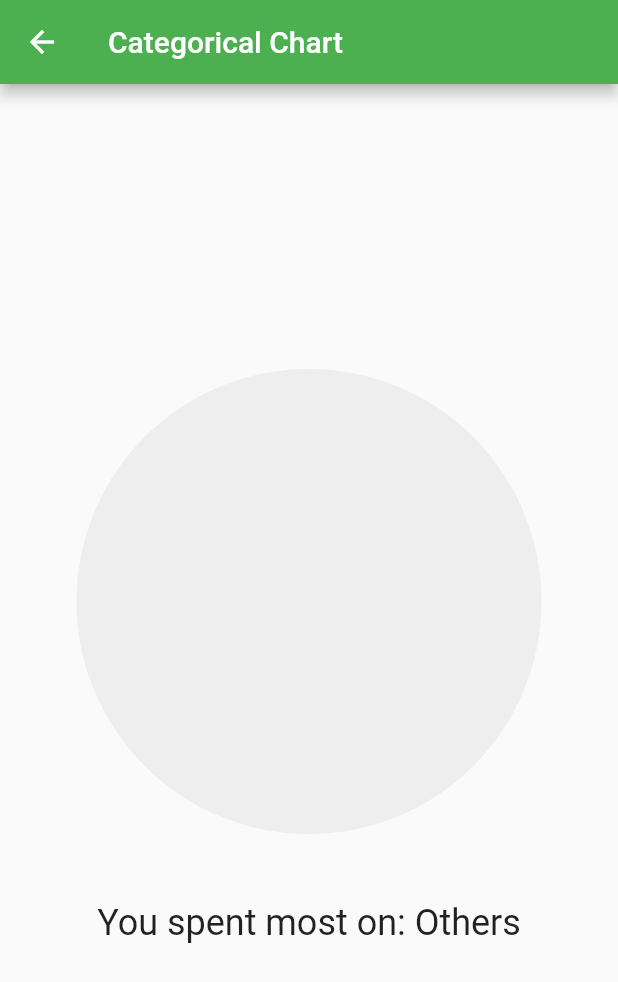
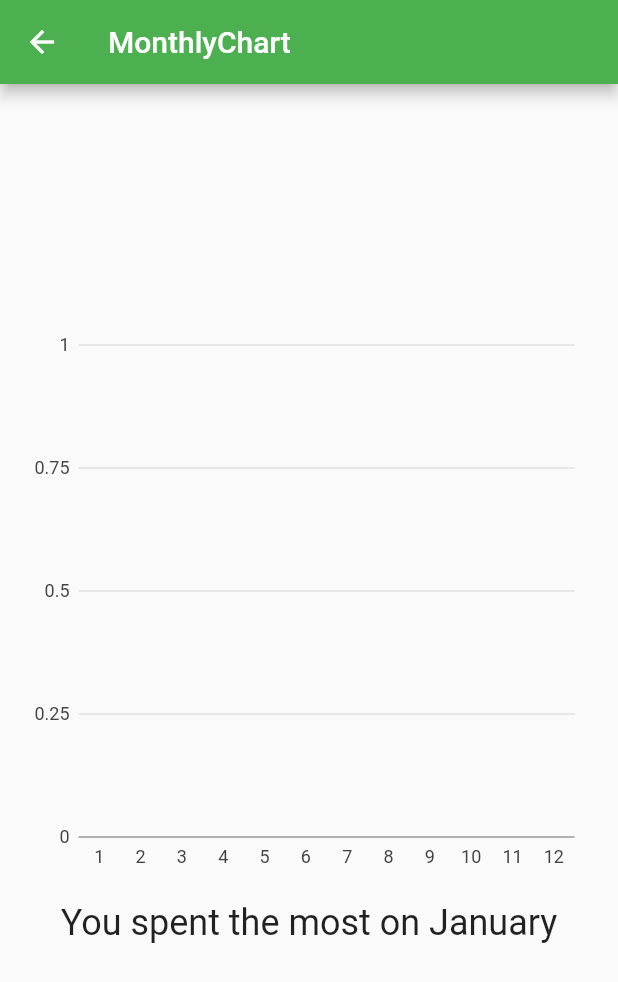
Before and after one commit to yousifm/vault, a Flutter app: the ChartScreen screen opened by its route, on a phone screen of 412 x 824 dp. Shown: the top 982 px of the screen. Run offline on Flutter 3.47's test engine with Material 2 defaults, Android fonts, the phone set to English and light mode, and no system bars; our stand-ins replace charts_flutter; network calls fail.

Commit message:
monthly chart

```diff
--- a/lib/screens/analysis_screen.dart
+++ b/lib/screens/analysis_screen.dart
@@ -28,19 +28,24 @@ class AnalysisScreen extends StatelessWidget {
                     text: "Categorical Graph",
                     isSelected: false,
                     onPressed: () {
-                      print("oi");
-                      Navigator.of(context).pushNamed(ChartScreen.routeName);
+                      Navigator.of(context).pushNamed(ChartScreen.routeName,
+                          arguments: ChartType.CATEGORICAL);
                     }),
                 Column(
                   mainAxisSize: MainAxisSize.min,
                   children: <Widget>[
                     AnalysisCardItem(
-                        height: MediaQuery.of(context).size.height * 0.175,
-                        width: MediaQuery.of(context).size.width * 0.425,
-                        icon: Icons.insert_chart,
-                        text: "Monthly Expenditure",
-                        iconSize: 50,
-                        isSelected: false),
+                      height: MediaQuery.of(context).size.height * 0.175,
+                      width: MediaQuery.of(context).size.width * 0.425,
+                      icon: Icons.insert_chart,
+                      text: "Monthly Expenditure",
+                      iconSize: 50,
+                      isSelected: false,
+                      onPressed: () {
+                        Navigator.of(context).pushNamed(ChartScreen.routeName,
+                            arguments: ChartType.MONTHLY);
+                      },
+                    ),
                     AnalysisCardItem(
                         height: MediaQuery.of(context).size.height * 0.2,
                         width: MediaQuery.of(context).size.width * 0.425,
--- a/lib/screens/chart_screen.dart
+++ b/lib/screens/chart_screen.dart
@@ -1,16 +1,24 @@
 import 'package:flutter/material.dart';
 import 'package:vault/widgets/categorical_chart.dart';
+import 'package:vault/widgets/monthly_chart.dart';
+
+enum ChartType { CATEGORICAL, MONTHLY }
 
 class ChartScreen extends StatelessWidget {
   static const routeName = '/cat_chart';
 
   @override
   Widget build(BuildContext context) {
+    ChartType arg = ModalRoute.of(context).settings.arguments;
+
     return Scaffold(
         appBar: AppBar(
-          title: Text("Categorical Chart"),
+          title: Text(arg == ChartType.CATEGORICAL
+              ? "Categorical Chart"
+              : "MonthlyChart"),
           backgroundColor: Theme.of(context).primaryColor,
         ),
-        body: CategoricalChart());
+        body:
+            arg == ChartType.CATEGORICAL ? CategoricalChart() : MonthlyChart());
   }
 }
--- a/lib/widgets/categorical_chart.dart
+++ b/lib/widgets/categorical_chart.dart
@@ -28,11 +28,8 @@ class CategoricalChart extends StatelessWidget {
     final shades = charts.MaterialPalette.green.makeShades(amounts.length);
 
     for (var t in transactions.transactions) {
-      print(t['category']);
       amounts[t['category']] += t['amount'];
     }
-
-    print(amounts);
 
     for (int i = 0; i < amounts.length; i++) {
       data.add(cat(amounts.keys.toList()[i], amounts.values.toList()[i]));
@@ -60,7 +57,6 @@ class CategoricalChart extends StatelessWidget {
                 charts.ArcRendererConfig(arcWidth: 500, arcRendererDecorators: [
               charts.ArcLabelDecorator(
                   labelPosition: charts.ArcLabelPosition.auto,
-                  labelPadding: 15,
                   outsideLabelStyleSpec: charts.TextStyleSpec(
                       fontSize: 20,
                       color: charts.MaterialPalette.green.shadeDefault),
@@ -70,7 +66,7 @@ class CategoricalChart extends StatelessWidget {
           ),
         ),
         Text(
-          "You spent most on: ${data[0].name}",
+          "You spent the most on: ${data[0].name}",
           style: TextStyle(fontSize: 24),
         ),
         SizedBox(
--- /dev/null
+++ b/lib/widgets/monthly_chart.dart
@@ -0,0 +1,72 @@
+import 'package:flutter/material.dart';
+import 'package:charts_flutter/flutter.dart' as charts;
+import 'package:intl/intl.dart';
+import 'package:provider/provider.dart';
+import '../providers/transactions.dart';
+import 'dart:math';
+
+class MonthlyChart extends StatelessWidget {
+  static const monthNames = [
+    "January",
+    "February",
+    "March",
+    "April",
+    "May",
+    "June",
+    "July",
+    "August",
+    "September",
+    "October",
+    "November",
+    "December"
+  ];
+
+  @override
+  Widget build(BuildContext context) {
+    final transactions = Provider.of<Transactions>(context);
+    List<double> amounts = [0, 0, 0, 0, 0, 0, 0, 0, 0, 0, 0, 0];
+    List<month> data = [];
+
+    for (var trans in transactions.transactions) {
+      amounts[DateFormat('dd/MM/yyyy').parse(trans['date']).month - 1] +=
+          trans['amount'];
+    }
+    for (int i = 0; i < amounts.length; i++) {
+      data.add(month(i + 1, amounts[i]));
+    }
+    int maxSpendingIndex =
+        amounts.indexWhere((item) => item == amounts.reduce(max));
+    return Center(
+      child: Column(mainAxisSize: MainAxisSize.min, children: [
+        Container(
+            padding: EdgeInsets.all(15),
+            height: 400,
+            child: charts.BarChart(
+              [
+                charts.Series<month, String>(
+                    id: 'Spending',
+                    domainFn: (month m, _) => m.name.toString(),
+                    measureFn: (month m, _) => m.amount,
+                    colorFn: (month m, index) =>
+                        charts.MaterialPalette.green.shadeDefault.lighter,
+                    data: data),
+              ],
+            )),
+        Text(
+          "You spent the most on ${monthNames[maxSpendingIndex]}",
+          style: TextStyle(fontSize: 24),
+        ),
+        SizedBox(
+          height: 50,
+        )
+      ]),
+    );
+  }
+}
+
+class month {
+  int name;
+  double amount;
+
+  month(this.name, this.amount);
+}
```
